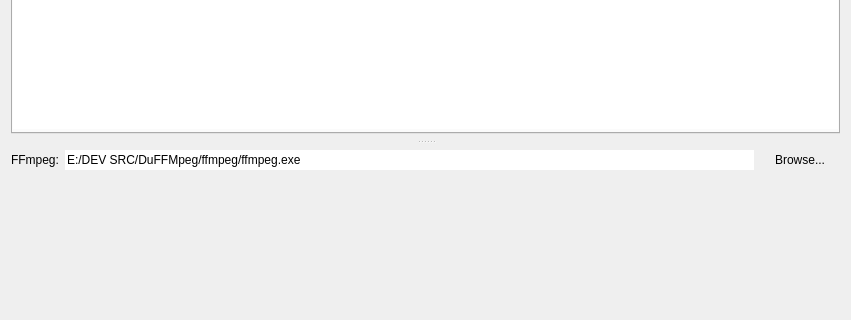
Qt form DuFFMpeg/mainwindow.ui (RxLaboratory/DuME) before a commit; both pictures show x 0 to 851 and y 240 to 560 of the 851 by 876 pixel window.
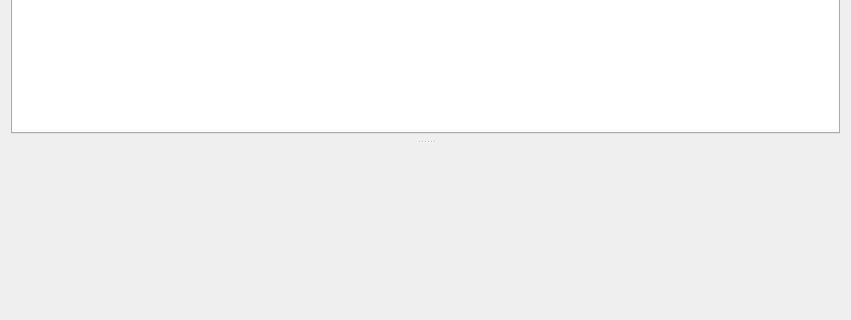
The same form after that commit. The open tabs and pages were chosen to show the change.

What changed in the file:
```diff
--- a/DuFFMpeg/mainwindow.ui
+++ b/DuFFMpeg/mainwindow.ui
@@ -1055,53 +1055,6 @@
          <property name="bottomMargin">
           <number>0</number>
          </property>
-         <item>
-          <layout class="QHBoxLayout" name="horizontalLayout_5">
-           <item>
-            <widget class="QLabel" name="label_8">
-             <property name="text">
-              <string>FFmpeg:</string>
-             </property>
-            </widget>
-           </item>
-           <item>
-            <widget class="QLineEdit" name="ffmpegPathEdit">
-             <property name="text">
-              <string>E:/DEV SRC/DuFFMpeg/ffmpeg/ffmpeg.exe</string>
-             </property>
-             <property name="frame">
-              <bool>false</bool>
-             </property>
-             <property name="placeholderText">
-              <string>FFmpeg executable...</string>
-             </property>
-            </widget>
-           </item>
-           <item>
-            <widget class="QPushButton" name="ffmpegBrowseButton">
-             <property name="text">
-              <string>Browse...</string>
-             </property>
-             <property name="flat">
-              <bool>true</bool>
-             </property>
-            </widget>
-           </item>
-          </layout>
-         </item>
-         <item>
-          <spacer name="verticalSpacer_2">
-           <property name="orientation">
-            <enum>Qt::Vertical</enum>
-           </property>
-           <property name="sizeHint" stdset="0">
-            <size>
-             <width>20</width>
-             <height>40</height>
-            </size>
-           </property>
-          </spacer>
-         </item>
         </layout>
        </widget>
       </widget>
```
Left out of the diff: 14 changed lines with no effect on the pictures.
